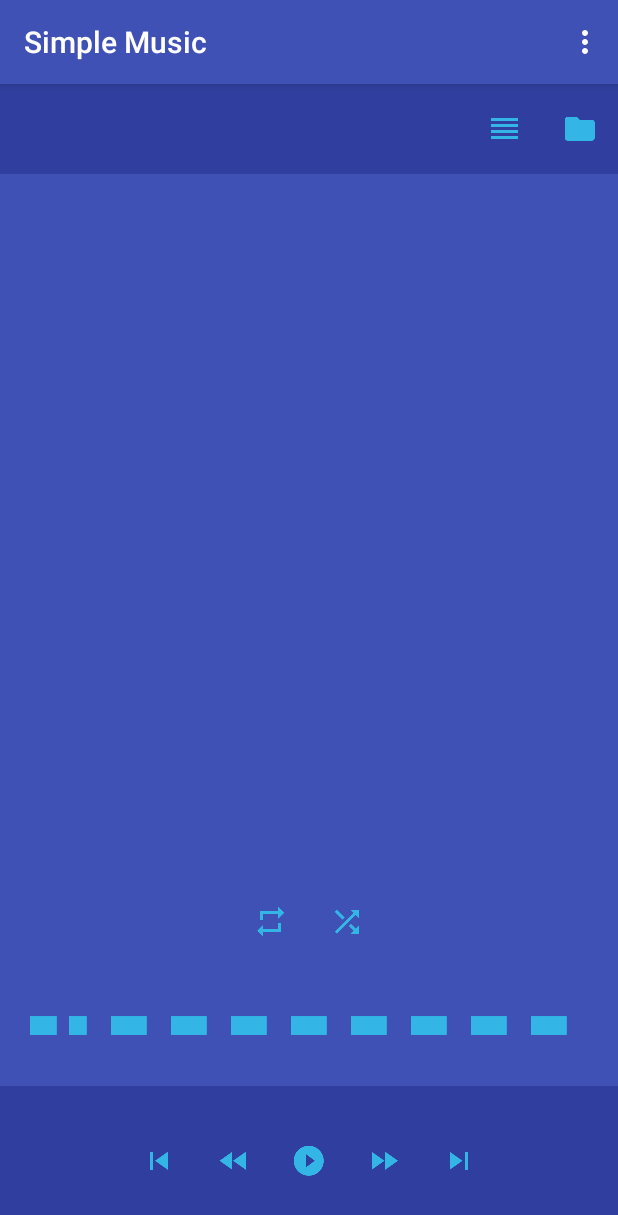
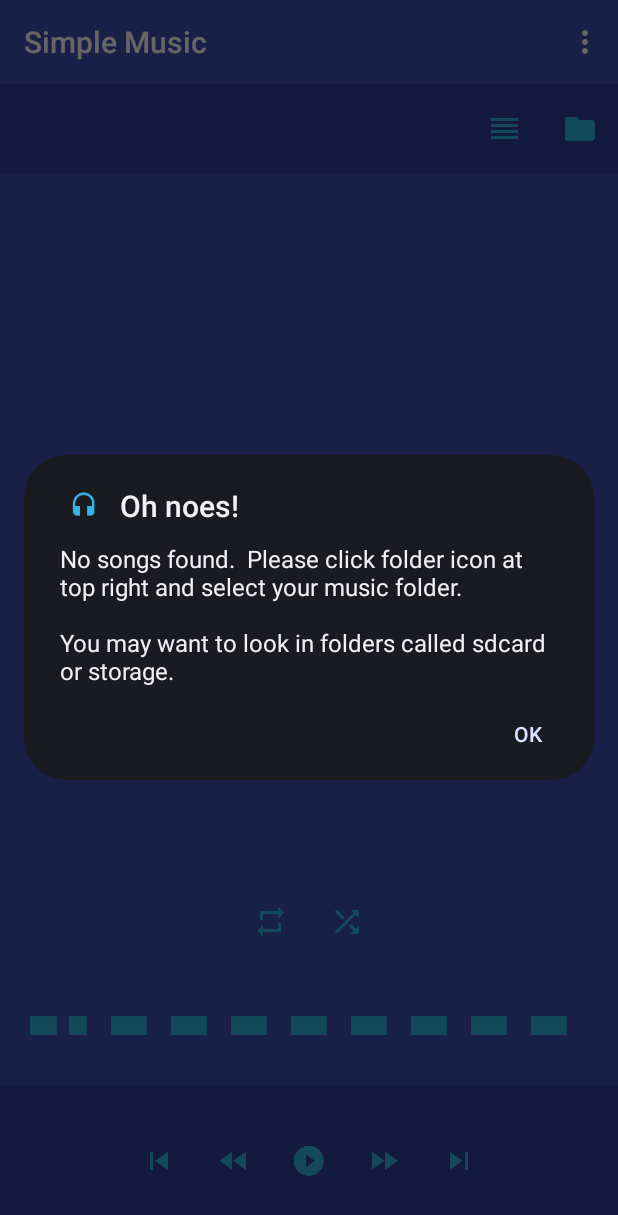
Before and after one commit to jogold9/SimpleMusicPlayer, an Android app: the screen it shows after launch (MainActivity), after a tap on an icon or button, on a phone screen of 412 x 824 dp. Shown: the top 1215 px of the screen. Run offline under Robolectric (Android 15) with nearby library versions, the phone set to English and light mode, and no system bars.

Commit message:
updated build number, changed toast message to more user friendly alert dialog, added code to protect multiple media players from starting

```diff
--- a/app/build.gradle
+++ b/app/build.gradle
@@ -8,8 +8,8 @@ android {
         applicationId "com.joshbgold.simplemusicplayer"
         minSdkVersion 16
         targetSdkVersion 22
-        versionCode 3
-        versionName "1.2"
+        versionCode 4
+        versionName "1.3"
     }
     buildTypes {
         release {
--- a/app/src/main/AndroidManifest.xml
+++ b/app/src/main/AndroidManifest.xml
@@ -42,6 +42,11 @@
                   android:screenOrientation="nosensor">
         </activity>
 
+        <activity android:name=".MyActionBar"
+                  android:label="@string/app_name"
+                  android:screenOrientation="nosensor">
+        </activity>
+
     </application>
 
 
--- a/app/src/main/java/com/joshbgold/simplemusicplayer/FileDialog.java
+++ b/app/src/main/java/com/joshbgold/simplemusicplayer/FileDialog.java
@@ -74,9 +74,9 @@ public class FileDialog extends ListActivity {
 
         setContentView(R.layout.file_dialog_main);
 
-        ActionBar bar = getActionBar();
-        if (bar != null) {
-            bar.setBackgroundDrawable(new ColorDrawable(Color.parseColor("#3F51B5")));  //sets action bar to color primary dark
+        ActionBar actionBar = getActionBar();
+        if (actionBar != null) {
+            actionBar.setBackgroundDrawable(new ColorDrawable(Color.parseColor("#3F51B5")));  //sets action bar to color primary dark
         }
 
         //Toast.makeText(getApplicationContext(), "Please select the folder where your music lives", Toast.LENGTH_LONG).show();
--- a/app/src/main/java/com/joshbgold/simplemusicplayer/MainActivity.java
+++ b/app/src/main/java/com/joshbgold/simplemusicplayer/MainActivity.java
@@ -5,9 +5,10 @@ package com.joshbgold.simplemusicplayer;
  * I added the search feature. Feature to select media source in progress.
  */
 
-import android.app.ActionBar;
 import android.app.Activity;
+import android.app.AlertDialog;
 import android.content.Context;
+import android.content.DialogInterface;
 import android.content.Intent;
 import android.content.SharedPreferences;
 import android.graphics.Color;
@@ -44,7 +45,7 @@ public class MainActivity extends Activity implements MediaPlayer.OnCompletionLi
     private ImageButton btnPlaylist;
     private ImageButton btnRepeat;
     private ImageButton btnShuffle;
-    private ImageButton folder_icon;
+    private ImageButton btnFolder_icon;
     private SeekBar songProgressBar;
     private TextView songTitleLabel;
     private TextView songCurrentDurationLabel;
@@ -88,11 +89,13 @@ public class MainActivity extends Activity implements MediaPlayer.OnCompletionLi
         super.onCreate(savedInstanceState);
         setContentView(R.layout.main);
 
-        ActionBar bar = getActionBar();
 
-        if (bar != null) {
-            bar.setBackgroundDrawable(new ColorDrawable(Color.parseColor("#3F51B5")));  //sets action bar to color primary dark
+        android.app.ActionBar actionBar = getActionBar();
+
+        if (actionBar != null) {
+            actionBar.setBackgroundDrawable(new ColorDrawable(Color.parseColor("#3F51B5")));  //sets action bar to color primary dark
         }
+
 
         // All player buttons
         btnPlay = (ImageButton) findViewById(R.id.btnPlay);
@@ -103,7 +106,7 @@ public class MainActivity extends Activity implements MediaPlayer.OnCompletionLi
         btnPlaylist = (ImageButton) findViewById(R.id.btnPlaylist);
         btnRepeat = (ImageButton) findViewById(R.id.btnRepeat);
         btnShuffle = (ImageButton) findViewById(R.id.btnShuffle);
-        folder_icon = (ImageButton) findViewById(R.id.folder_icon);
+        btnFolder_icon = (ImageButton) findViewById(R.id.folder_icon);
         songProgressBar = (SeekBar) findViewById(R.id.songProgressBar);
         songTitleLabel = (TextView) findViewById(R.id.songTitle);
         songCurrentDurationLabel = (TextView) findViewById(R.id.songCurrentDurationLabel);
@@ -144,7 +147,7 @@ public class MainActivity extends Activity implements MediaPlayer.OnCompletionLi
          * Button Click event for choosing a folder where music is kept
          * More info on Directory Picker can be found here: https://www.bgreco.net/directorypicker/readme.html
          * */
-        folder_icon.setOnClickListener(new View.OnClickListener() {
+        btnFolder_icon.setOnClickListener(new View.OnClickListener() {
 
             @Override
             public void onClick(View arg0) {
@@ -155,6 +158,11 @@ public class MainActivity extends Activity implements MediaPlayer.OnCompletionLi
                 //can user select directories or not
                 intent.putExtra(FileDialog.CAN_SELECT_DIR, true);
                 intent.putExtra(FileDialog.SELECTION_MODE, SelectionMode.MODE_OPEN);  //Prevents new items folder & file creation.
+
+                //Stop mediaPlayer if present so that I do not have multiple mediaPlayers running later on when returning to this activity
+                if (mediaPlayer != null) {
+                    mediaPlayer.release();
+                }
 
                 startActivityForResult(intent, REQUEST_SAVE);
             }
@@ -179,8 +187,18 @@ public class MainActivity extends Activity implements MediaPlayer.OnCompletionLi
                     mediaPlayer.start();
                     btnPlay.setImageResource(R.drawable.ic_av_pause_circle_fill);
                 } else {
-                    Toast.makeText(getApplicationContext(), "Oh noes! No songs found.  Please click folder icon at top right and select your music" +
-                            " folder. ", Toast.LENGTH_LONG).show();
+                    new AlertDialog.Builder(MainActivity.this)
+                            .setTitle("Oh noes!")
+                            .setMessage("No songs found.  Please click folder icon at top right and select your music folder." + "\n" + "\n" +
+                                    "You may want to look in folders called sdcard or storage.")
+                            .setCancelable(false)
+                            .setPositiveButton(android.R.string.ok, new DialogInterface.OnClickListener() {
+                                public void onClick(DialogInterface dialog, int which) {
+                                    //do nothing except close the alert dialog box
+                                }
+                            })
+                            .setIcon(R.drawable.ic_hardware_headset)
+                            .show();
                 }
             }
         });
@@ -349,7 +367,7 @@ public class MainActivity extends Activity implements MediaPlayer.OnCompletionLi
         /*    songArtist = data.getExtras().getString("artist");
             songAlbum = data.getExtras().getString("album");*/
             // play selected song
-            if (!"".equals(songTitle) && songTitle != null && !"".equals(songPath) && songPath != null) {
+            if (!"" .equals(songTitle) && songTitle != null && !"" .equals(songPath) && songPath != null) {
                 playSong(currentSongIndex, songTitle, songPath);
             }
 
```
Also changed, not shown: app/src/main/java/com/joshbgold/simplemusicplayer/SettingsActivity.java (+4 -4 lines).
